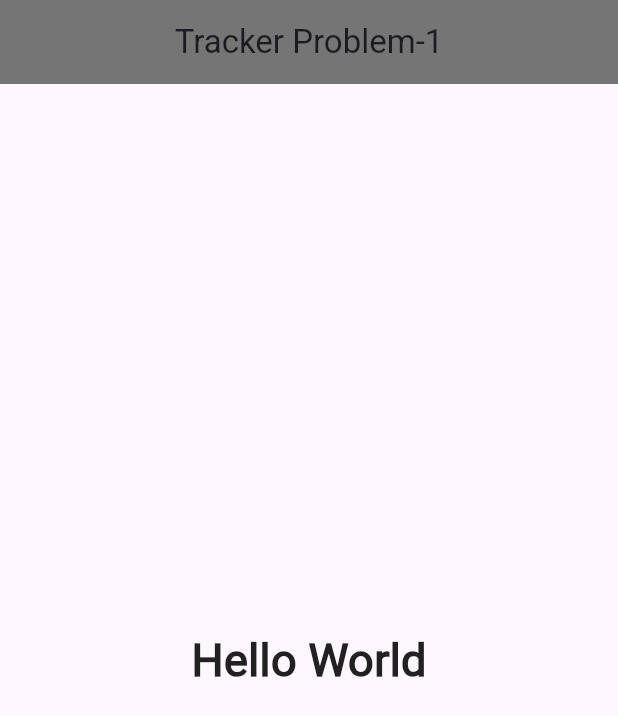
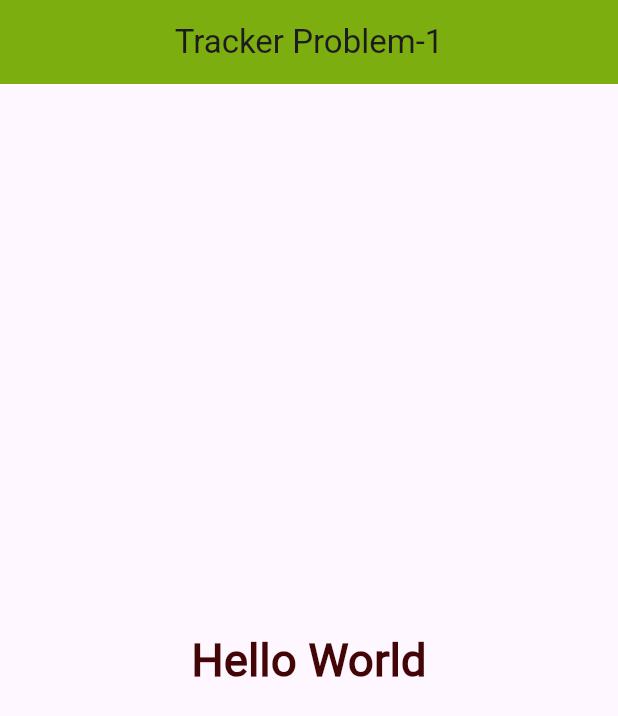
Before and after one commit to Md-Rahatil/tracker_sheet, a Flutter app: the screen it shows after launch, on a phone screen of 412 x 824 dp. Shown: the top 716 px of the screen. Run offline on Flutter 3.47's test engine with Material 3 defaults, Android fonts, the light colour scheme and no system bars; our stand-ins replace animated_text_kit, image_picker, timezone.

Commit message:
color ombo

```diff
--- a/lib/task_1.dart
+++ b/lib/task_1.dart
@@ -9,7 +9,7 @@ class Task_1 extends StatelessWidget {
     return Scaffold(
       appBar: AppBar(
         title: const Center(child: Text("Tracker Problem-1")),
-        backgroundColor: AppColors.lightText,
+        backgroundColor: const Color.fromARGB(255, 124, 174, 15),
       ),
       body: Center(
         child: Text(
@@ -17,7 +17,7 @@ class Task_1 extends StatelessWidget {
           style: TextStyle(
             fontFamily: 'Roboto',
             fontSize: 30,
-            color: AppColors.darkText,
+            color: const Color.fromARGB(255, 66, 6, 6),
             fontWeight: FontWeight.bold,
           ),
         ),
```
